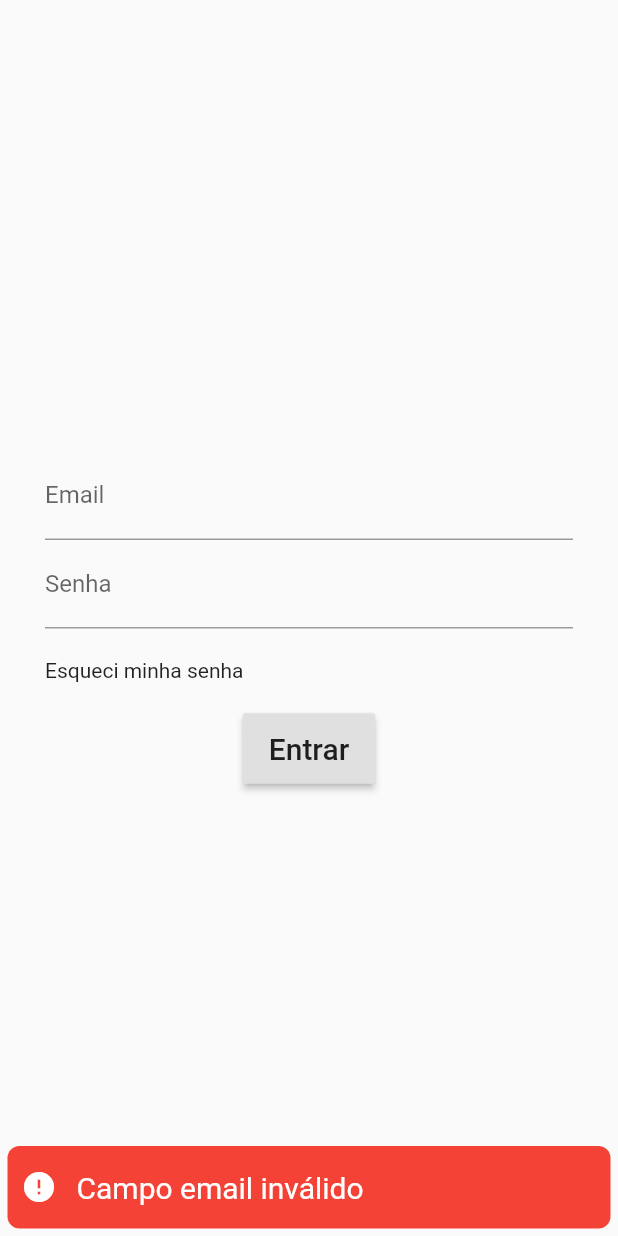
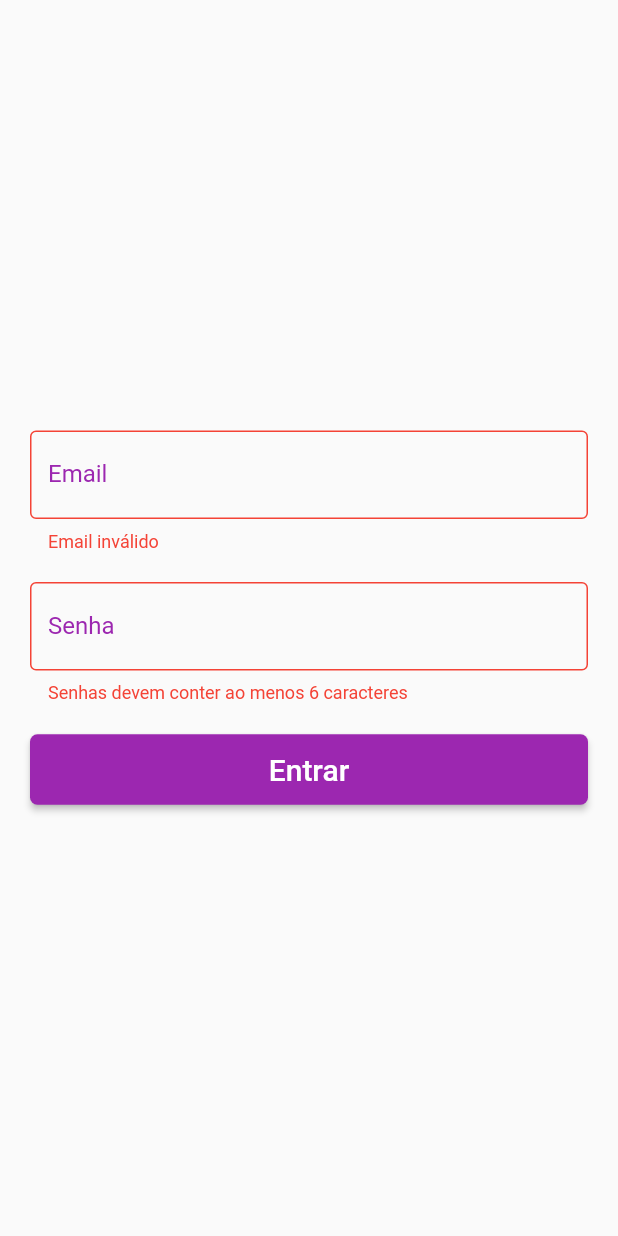
Before and after one commit to sidneyxvr/JuliaEats, a Flutter app: the screen it shows after launch, after a tap on "Entrar", on a phone screen of 412 x 824 dp. Run offline on Flutter 3.47's test engine with Material 2 defaults, Android fonts, the phone set to English and light mode, and no system bars; our stand-ins replace flushbar.

Commit message:
adiciona validação no input de senha

```diff
--- a/lib/main.dart
+++ b/lib/main.dart
@@ -2,5 +2,16 @@ import 'package:flutter/material.dart';
 import 'package:julia_eats/src/pages/login.page.dart';
 
 void main() => runApp(MaterialApp(
+  theme: ThemeData(
+    primaryColor: Colors.purple,
+    accentColor: Colors.white,
+    buttonTheme: ButtonThemeData(
+      buttonColor: Colors.purple,
+      shape: RoundedRectangleBorder(
+        borderRadius: BorderRadius.circular(5.0),
+      ),
+      textTheme: ButtonTextTheme.accent,
+    ),
+  ),
   home: Login(),
 ));
--- a/lib/src/models/auth/user-login.dart
+++ b/lib/src/models/auth/user-login.dart
@@ -2,5 +2,7 @@ class UserLogin{
   String email;
   String senha;
 
-  UserLogin(this.email, this.senha);
+  UserLogin({this.email, this.senha}){
+    email = "";
+  }
 }
--- a/lib/src/pages/login.page.dart
+++ b/lib/src/pages/login.page.dart
@@ -2,7 +2,6 @@ import 'package:flutter/material.dart';
 import 'package:julia_eats/src/models/auth/user-login.dart';
 import 'package:julia_eats/src/widgets/shared/email-input.widget.dart';
 import 'package:julia_eats/src/widgets/login/signin-button.widget.dart';
-import 'package:julia_eats/src/widgets/login/forget-password.widget.dart';
 import 'package:julia_eats/src/widgets/shared/password-input.widget.dart';
 
 class Login extends StatefulWidget {
@@ -12,38 +11,42 @@ class Login extends StatefulWidget {
 
 class _LoginState extends State<Login> {
 
-  var login;
+  var login = UserLogin();
 
-  TextEditingController emailController = TextEditingController();
-  TextEditingController senhaController = TextEditingController();
+  final formKey = GlobalKey<FormState>();
 
-  void submit(){
-    setState(() {
-      print(emailController.text);
-      login = UserLogin(emailController.text, senhaController.text);
-    });
+  void _submit(){
+    final form = formKey.currentState;
+    if (form.validate()) {
+      form.save();
+      print(login.email + ' ' + login.senha);
+    }
   }
 
   @override
   Widget build(BuildContext context) {
     return Scaffold(
-      body: Builder(
+      body: Padding(
+        padding: EdgeInsets.all(20),
+        child: Builder(
           builder: (BuildContext context){
-          return Padding(
-            padding: EdgeInsets.all(30),
+            return Form(
+              key: formKey,
               child: Column(
                 mainAxisAlignment: MainAxisAlignment.center,
                 crossAxisAlignment: CrossAxisAlignment.center,
                 children: <Widget>[
-                EmailInput(emailController),
-                PasswordInput(senhaController),
-                ForgetPassword(),
-                EntrarButton(submit),
+                  EmailInput((val) => login.email = val),
+                  SizedBox(height: 20,),
+                  PasswordInput(onSaved: (val) => login.senha = val, requireDigit: true, requiredLength: 6,),
+                  SizedBox(height: 20,),
+                  SignInButton(_submit),
                 ],
               ),
             );
           },
         )
+      ,)
     );
   }
 }
--- a/lib/src/utils/error-snack.dart
+++ b/lib/src/utils/flushbar.dart
@@ -1,7 +1,7 @@
 import 'package:flushbar/flushbar.dart';
 import 'package:flutter/material.dart';
 
-class ErrorSnack{
+class CustomFlushbar{
   static void showError(BuildContext context, String error) {
     Flushbar(
       icon: Icon(
--- /dev/null
+++ b/lib/src/utils/input-decoration.dart
@@ -0,0 +1,3 @@
+class InputDecoration{
+
+}
--- a/lib/src/widgets/login/forget-password.widget.dart
+++ b/lib/src/widgets/login/forget-password.widget.dart
@@ -1,5 +1,6 @@
 import 'package:flutter/material.dart';
-import 'package:julia_eats/src/utils/error-snack.dart';
+import 'package:julia_eats/src/utils/flushbar.dart';
+import 'package:julia_eats/src/widgets/shared/link-text.widget.dart';
 
 class ForgetPassword extends StatelessWidget {
 
@@ -7,7 +8,7 @@ class ForgetPassword extends StatelessWidget {
 
   void _resetPassword(BuildContext context){
     print(emailController.text);
-    ErrorSnack.showSuccess(context, "Teste");
+    CustomFlushbar.showSuccess(context, "Teste");
   }
 
   @override
@@ -15,15 +16,14 @@ class ForgetPassword extends StatelessWidget {
     return Row(
       mainAxisAlignment: MainAxisAlignment.start,
       children: <Widget>[
-        Padding(
-            padding: EdgeInsets.only(top: 20, bottom: 20),
-            child: GestureDetector(
-              child: Text("Esqueci minha senha"),
-              onTap: (){
+        LinkText("Esqueci minha senha", (){
           showDialog(
             context: context,
             builder: (BuildContext context){
               return AlertDialog(
+                shape: RoundedRectangleBorder(
+                  borderRadius: BorderRadius.circular(10.0),
+                ),
                 title: Text("Esqueci minha senha"),
                 content: TextFormField(
                   controller: emailController,
@@ -59,9 +59,7 @@ class ForgetPassword extends StatelessWidget {
               );
             }
           );
-              },
-            ),
-        ),
+        }),
       ],
     );
   }
--- a/lib/src/widgets/login/signin-button.widget.dart
+++ b/lib/src/widgets/login/signin-button.widget.dart
@@ -1,23 +1,26 @@
 import 'package:flutter/material.dart';
-import 'package:julia_eats/src/utils/error-snack.dart';
+import 'package:julia_eats/src/utils/flushbar.dart';
 
-class EntrarButton extends StatelessWidget {
+class SignInButton extends StatelessWidget {
   Function _submit;
 
-  EntrarButton(this._submit);
+  SignInButton(this._submit);
 
   @override
   Widget build(BuildContext context) {
-    return RaisedButton(
+    return SizedBox(
+      width: double.infinity,
+      child: RaisedButton(
         padding: EdgeInsets.all(12),
         onPressed: (){
           _submit();
-        ErrorSnack.showError(context, "Campo email inválido");
+          // CustomFlushbar.showError(context, "Campo email inválido");
         },
         child: Text(
           "Entrar",
           style: TextStyle(fontSize: 20),
         ),
+      ),
     );
   }
 }
--- a/lib/src/widgets/shared/email-input.widget.dart
+++ b/lib/src/widgets/shared/email-input.widget.dart
@@ -1,17 +1,56 @@
 import 'package:flutter/material.dart';
+import 'package:julia_eats/src/models/auth/user-login.dart';
+
 
 class EmailInput extends StatelessWidget {
-  TextEditingController _emailController;
-  EmailInput(this._emailController);
+
+  final Function _onSaved;
+  EmailInput(this._onSaved);
+
+  bool _validateEmail(String value) {
+    Pattern pattern =
+        r'^(([^<>()[\]\\.,;:\s@\"]+(\.[^<>()[\]\\.,;:\s@\"]+)*)|(\".+\"))@((\[[0-9]{1,3}\.[0-9]{1,3}\.[0-9]{1,3}\.[0-9]{1,3}\])|(([a-zA-Z\-0-9]+\.)+[a-zA-Z]{2,}))$';
+    RegExp regex = new RegExp(pattern);
+    return !regex.hasMatch(value);
+  }
 
   @override
   Widget build(BuildContext context) {
+
     return TextFormField(
+      cursorColor: Theme.of(context).primaryColor,
       decoration: InputDecoration(
         labelText: "Email",
+        labelStyle: TextStyle(
+          color: Theme.of(context).primaryColor,
+        ),
+        enabledBorder:  OutlineInputBorder(
+          borderSide: BorderSide(
+            color: Theme.of(context).primaryColor,
+          ),
+        ),
+        focusedBorder: OutlineInputBorder(
+          borderSide: BorderSide(
+            color: Theme.of(context).primaryColor,
+          ),
+        ),
+        errorBorder: OutlineInputBorder(
+          borderSide: BorderSide(
+            color: Colors.red,
+          ),
+        ),
+        focusedErrorBorder: OutlineInputBorder(
+          borderSide: BorderSide(
+            color: Colors.red,
+          ),
+        ),
+        errorStyle: TextStyle(
+          color: Colors.red,
+        )
       ),
-      controller: _emailController,
       keyboardType: TextInputType.emailAddress,
+      validator: (val) => _validateEmail(val) ? 'Email inválido': null,
+      onSaved: _onSaved,
     );
   }
 }
--- /dev/null
+++ b/lib/src/widgets/shared/link-text.widget.dart
@@ -0,0 +1,25 @@
+import 'package:flutter/material.dart';
+
+class LinkText extends StatelessWidget {
+  var _text = "";
+  Function _function;
+
+  LinkText(this._text, this._function);
+
+  @override
+  Widget build(BuildContext context) {
+    return Padding(
+      padding: EdgeInsets.only(top: 20, bottom: 20),
+      child:
+      GestureDetector(
+        child: Text(
+          _text,
+          style: TextStyle(
+            color: Theme.of(context).primaryColor,
+          ),
+        ),
+        onTap: _function,
+      ),
+    );
+  }
+}
--- a/lib/src/widgets/shared/password-input.widget.dart
+++ b/lib/src/widgets/shared/password-input.widget.dart
@@ -1,18 +1,77 @@
 import 'package:flutter/material.dart';
 
-class PasswordInput extends StatelessWidget {
-  TextEditingController _passwordController;
+class PasswordInput extends StatefulWidget {
+  final Function onSaved;
+  int requiredLength;
+  bool requireLowercase;
+  bool requireUppercase;
+  bool requireNonAlphanumeric;
+  bool requireDigit;
+  var _valid = true;
 
-  PasswordInput(this._passwordController);
+  PasswordInput({this.onSaved, this.requiredLength = 0, this.requireLowercase = false,
+    this.requireUppercase = false, this.requireDigit = false, this.requireNonAlphanumeric = false});
+
+  @override
+  _PasswordInputState createState() => _PasswordInputState();
+}
+
+class _PasswordInputState extends State<PasswordInput> {
+
+  String validate(String value){
+    if(value.length < widget.requiredLength)
+    {
+      return "Senhas devem conter ao menos ${widget.requiredLength} caracteres";
+    }
+    if(widget.requireNonAlphanumeric && !RegExp(r'[!@#<>?":_`~;[\]\\|=+)(*&^%\s-]').hasMatch(value))
+    {
+      return "Senhas devem conter ao menos um caracter não alfanumérico";
+    }
+    if(widget.requireDigit && !RegExp(r'[0-9]').hasMatch(value)){
+      return "Senhas devem conter ao menos um digito ('0'-'9')";
+    }
+    if(widget.requireLowercase && !RegExp(r'[a-z]').hasMatch(value))
+    {
+      return "Senhas devem conter ao menos um caracter em caixa alta ('A'-'Z')";
+    }
+    return null;
+  }
 
   @override
   Widget build(BuildContext context) {
     return TextFormField(
       decoration: InputDecoration(
         labelText: "Senha",
+        labelStyle: TextStyle(
+          color: widget._valid ? Theme.of(context).primaryColor : Colors.red,
+        ),
+        enabledBorder:  OutlineInputBorder(
+          borderSide: BorderSide(
+            color: Theme.of(context).primaryColor,
+          ),
+        ),
+        focusedBorder: OutlineInputBorder(
+          borderSide: BorderSide(
+            color: Theme.of(context).primaryColor,
+          ),
+        ),
+        errorBorder: OutlineInputBorder(
+          borderSide: BorderSide(
+            color: Colors.red,
+          ),
+        ),
+        focusedErrorBorder: OutlineInputBorder(
+          borderSide: BorderSide(
+            color: Colors.red,
+          ),
+        ),
+        errorStyle: TextStyle(
+          color: Colors.red,
+        ),
       ),
-      controller: _passwordController,
       obscureText: true,
+      validator: (val) => validate(val),
+      onSaved: widget.onSaved,
     );
   }
 }
```
Lines whose indentation alone changed are shown as unchanged.
